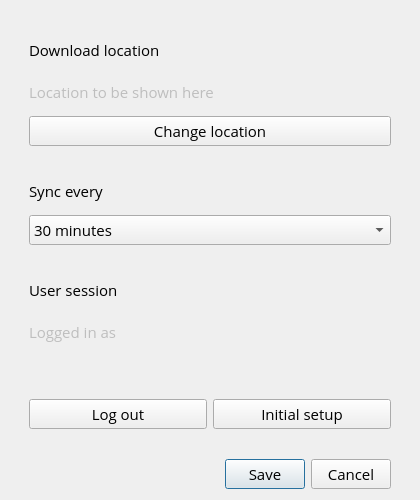
Old version of the form blackboard_sync/qt/SettingsWindow.ui in the repository sanjacob/BlackboardSync.
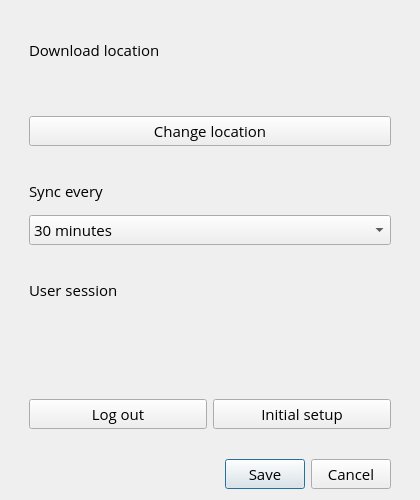
New version of the form. Icons and pictures are not drawn.

```diff
--- a/blackboard_sync/qt/SettingsWindow.ui
+++ b/blackboard_sync/qt/SettingsWindow.ui
@@ -89,7 +89,7 @@
         </font>
        </property>
        <property name="text">
-        <string>Location to be shown here</string>
+        <string/>
        </property>
        <property name="wordWrap">
         <bool>true</bool>
@@ -207,7 +207,7 @@
         </font>
        </property>
        <property name="text">
-        <string>Logged in as</string>
+        <string/>
        </property>
       </widget>
      </item>
```
Left out of the diff: 2 changed lines with no effect on the pictures.
